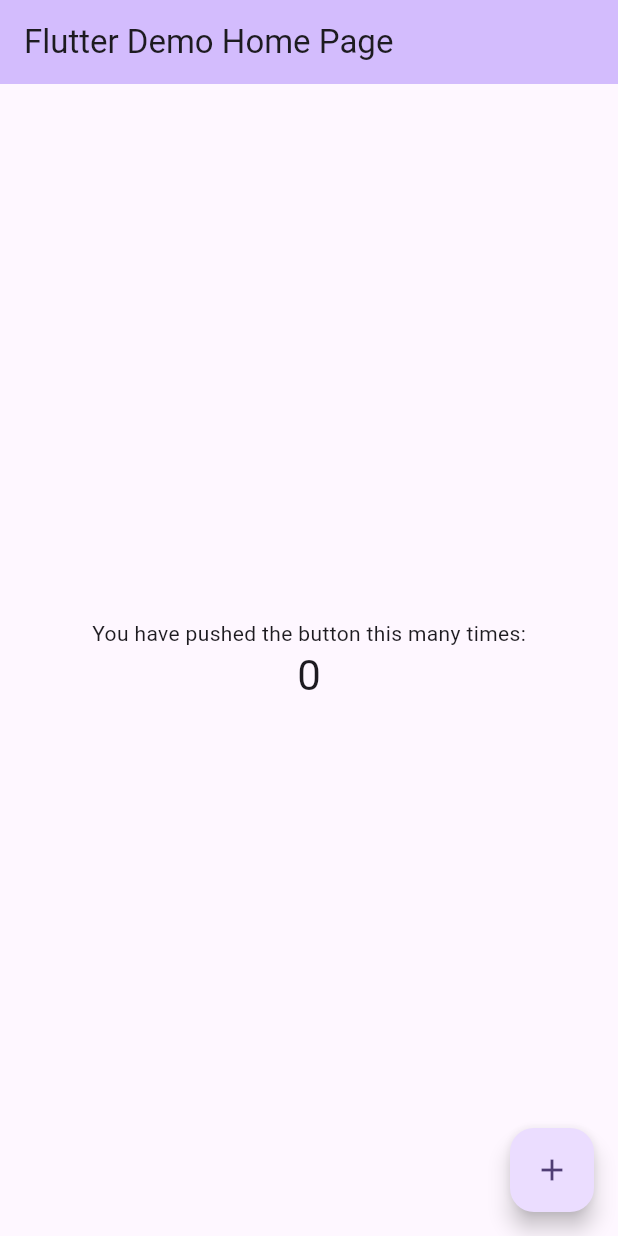
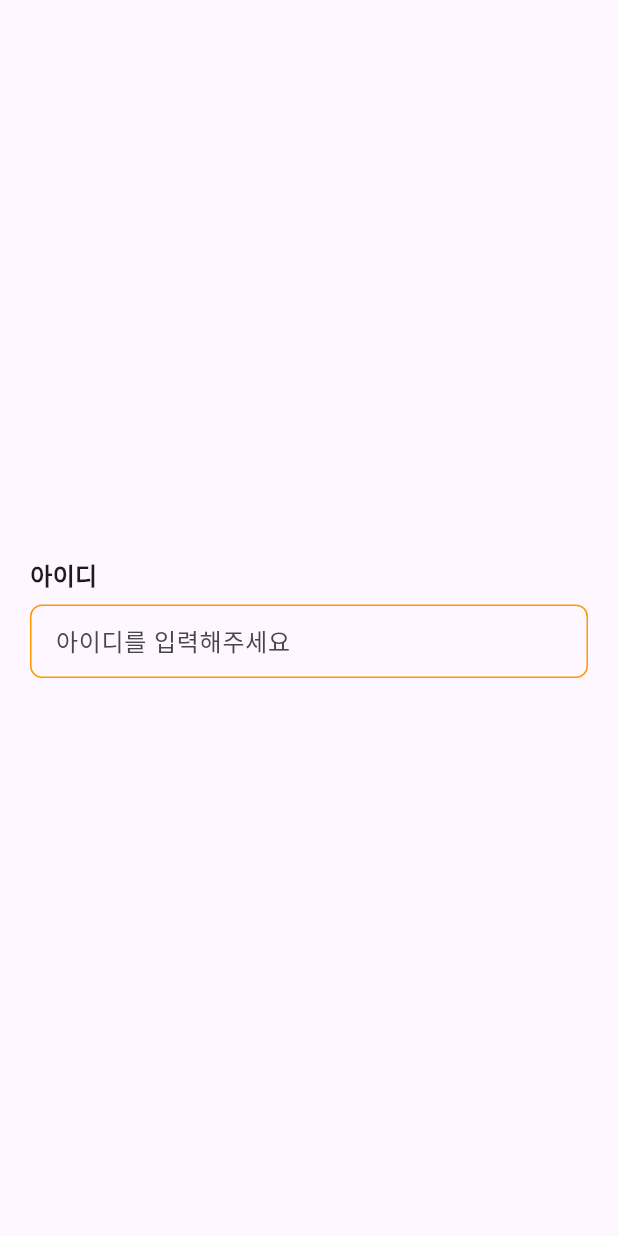
Before and after one commit to chltmddn29/eeats, a Flutter app: the screen it shows after launch, on a phone screen of 412 x 824 dp. Run offline on Flutter 3.47's test engine with Material 3 defaults, Android fonts, the phone set to English and light mode, and no system bars.

Commit message:
text_field
text를 입력하는 것

```diff
--- /dev/null
+++ b/lib/component/text_field.dart
@@ -0,0 +1,37 @@
+import 'package:flutter/material.dart';
+
+class TextField extends StatelessWidget {
+  const TextField({super.key});
+
+  @override
+  Widget build(BuildContext context) {
+    final baseboder = OutlineInputBorder(
+      borderRadius: BorderRadius.circular(8),
+      borderSide: BorderSide(
+        width: 1,
+        color: Colors.orange
+      ),
+    );
+    return Scaffold(
+        body: Padding(
+          padding: const EdgeInsets.symmetric(vertical: 20,horizontal: 20),
+          child: Column(
+            crossAxisAlignment: CrossAxisAlignment.start,
+            mainAxisAlignment: MainAxisAlignment.center,
+            children: [
+              Text('아이디',style: TextStyle(fontSize: 16,fontWeight: FontWeight.bold),),
+              SizedBox(height: 8,),
+              TextFormField(
+                decoration: InputDecoration(
+                contentPadding: EdgeInsets.symmetric(vertical: 12,horizontal: 13),
+                  hintText: '아이디를 입력해주세요',
+                  border: baseboder,
+                  enabledBorder: baseboder,
+                ),
+              ),
+            ],
+          ),
+        ),
+      );
+  }
+}
--- a/lib/main.dart
+++ b/lib/main.dart
@@ -1,9 +1,9 @@
-import 'package:flutter/material.dart';
+import 'package:eeats/component/text_field.dart';
+import 'package:flutter/material.dart' hide TextField;
 
 void main() {
   runApp(const MyApp());
 }
-
 class MyApp extends StatelessWidget {
   const MyApp({super.key});
 
@@ -13,110 +13,9 @@ class MyApp extends StatelessWidget {
     return MaterialApp(
       title: 'Flutter Demo',
       theme: ThemeData(
-        // This is the theme of your application.
-        //
-        // TRY THIS: Try running your application with "flutter run". You'll see
-        // the application has a purple toolbar. Then, without quitting the app,
-        // try changing the seedColor in the colorScheme below to Colors.green
-        // and then invoke "hot reload" (save your changes or press the "hot
-        // reload" button in a Flutter-supported IDE, or press "r" if you used
-        // the command line to start the app).
-        //
-        // Notice that the counter didn't reset back to zero; the application
-        // state is not lost during the reload. To reset the state, use hot
-        // restart instead.
-        //
-        // This works for code too, not just values: Most code changes can be
-        // tested with just a hot reload.
-        colorScheme: ColorScheme.fromSeed(seedColor: Colors.deepPurple),
       ),
-      home: const MyHomePage(title: 'Flutter Demo Home Page'),
+      debugShowCheckedModeBanner: false,
+      home: TextField(),
     );
   }
 }
-
-class MyHomePage extends StatefulWidget {
-  const MyHomePage({super.key, required this.title});
-
-  // This widget is the home page of your application. It is stateful, meaning
-  // that it has a State object (defined below) that contains fields that affect
-  // how it looks.
-
-  // This class is the configuration for the state. It holds the values (in this
-  // case the title) provided by the parent (in this case the App widget) and
-  // used by the build method of the State. Fields in a Widget subclass are
-  // always marked "final".
-
-  final String title;
-
-  @override
-  State<MyHomePage> createState() => _MyHomePageState();
-}
-
-class _MyHomePageState extends State<MyHomePage> {
-  int _counter = 0;
-
-  void _incrementCounter() {
-    setState(() {
-      // This call to setState tells the Flutter framework that something has
-      // changed in this State, which causes it to rerun the build method below
-      // so that the display can reflect the updated values. If we changed
-      // _counter without calling setState(), then the build method would not be
-      // called again, and so nothing would appear to happen.
-      _counter++;
-    });
-  }
-
-  @override
-  Widget build(BuildContext context) {
-    // This method is rerun every time setState is called, for instance as done
-    // by the _incrementCounter method above.
-    //
-    // The Flutter framework has been optimized to make rerunning build methods
-    // fast, so that you can just rebuild anything that needs updating rather
-    // than having to individually change instances of widgets.
-    return Scaffold(
-      appBar: AppBar(
-        // TRY THIS: Try changing the color here to a specific color (to
-        // Colors.amber, perhaps?) and trigger a hot reload to see the AppBar
-        // change color while the other colors stay the same.
-        backgroundColor: Theme.of(context).colorScheme.inversePrimary,
-        // Here we take the value from the MyHomePage object that was created by
-        // the App.build method, and use it to set our appbar title.
-        title: Text(widget.title),
-      ),
-      body: Center(
-        // Center is a layout widget. It takes a single child and positions it
-        // in the middle of the parent.
-        child: Column(
-          // Column is also a layout widget. It takes a list of children and
-          // arranges them vertically. By default, it sizes itself to fit its
-          // children horizontally, and tries to be as tall as its parent.
-          //
-          // Column has various properties to control how it sizes itself and
-          // how it positions its children. Here we use mainAxisAlignment to
-          // center the children vertically; the main axis here is the vertical
-          // axis because Columns are vertical (the cross axis would be
-          // horizontal).
-          //
-          // TRY THIS: Invoke "debug painting" (choose the "Toggle Debug Paint"
-          // action in the IDE, or press "p" in the console), to see the
-          // wireframe for each widget.
-          mainAxisAlignment: MainAxisAlignment.center,
-          children: <Widget>[
-            const Text('You have pushed the button this many times:'),
-            Text(
-              '$_counter',
-              style: Theme.of(context).textTheme.headlineMedium,
-            ),
-          ],
-        ),
-      ),
-      floatingActionButton: FloatingActionButton(
-        onPressed: _incrementCounter,
-        tooltip: 'Increment',
-        child: const Icon(Icons.add),
-      ), // This trailing comma makes auto-formatting nicer for build methods.
-    );
-  }
-}
```
